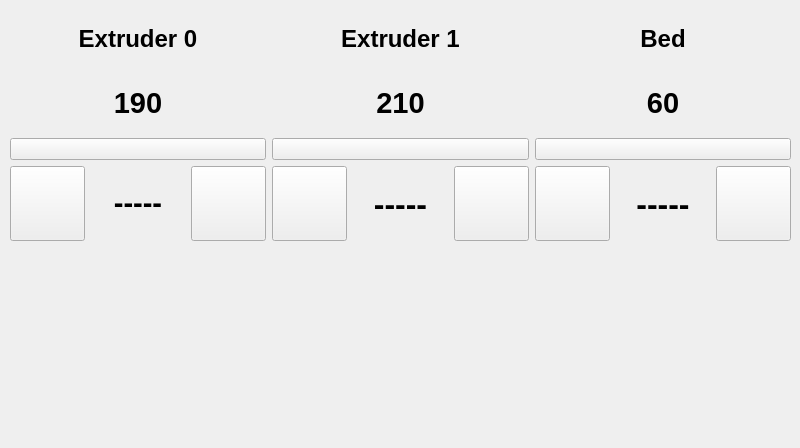
The window that ClientApp/qt/temperaturepage_qt.ui (re3Dprinting/touchscreen) describes before a commit, drawn with Qt 5.
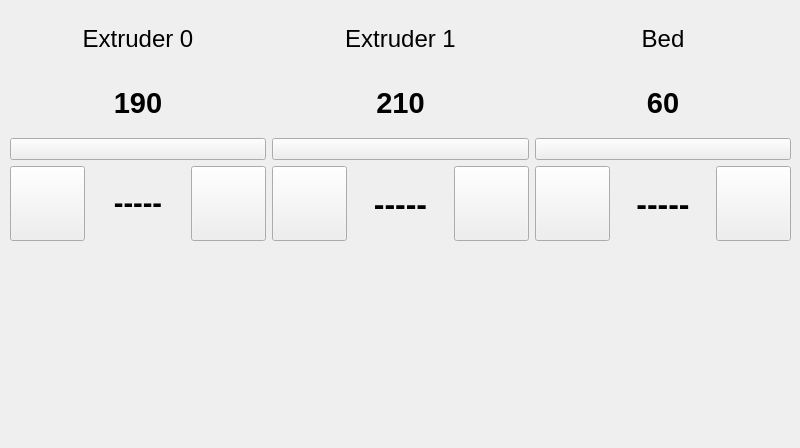
The same window after the commit. Icons and pictures are not drawn.

Commit message: Temperature page font tweaks.

```diff
--- a/ClientApp/qt/temperaturepage_qt.ui
+++ b/ClientApp/qt/temperaturepage_qt.ui
@@ -68,8 +68,16 @@
        <layout class="QVBoxLayout" name="verticalLayout_4">
         <item>
          <widget class="QLabel" name="e1label">
+          <property name="font">
+           <font>
+            <pointsize>18</pointsize>
+           </font>
+          </property>
           <property name="text">
-           <string>&lt;html&gt;&lt;head/&gt;&lt;body&gt;&lt;p align=&quot;center&quot;&gt;&lt;span style=&quot; font-size:18pt; font-weight:600;&quot;&gt;Extruder 0&lt;/span&gt;&lt;/p&gt;&lt;/body&gt;&lt;/html&gt;</string>
+           <string>Extruder 0</string>
+          </property>
+          <property name="alignment">
+           <set>Qt::AlignCenter</set>
           </property>
          </widget>
         </item>
@@ -113,8 +121,16 @@
        <layout class="QVBoxLayout" name="verticalLayout_3">
         <item>
          <widget class="QLabel" name="e2label">
+          <property name="font">
+           <font>
+            <pointsize>18</pointsize>
+           </font>
+          </property>
           <property name="text">
-           <string>&lt;html&gt;&lt;head/&gt;&lt;body&gt;&lt;p align=&quot;center&quot;&gt;&lt;span style=&quot; font-size:18pt; font-weight:600;&quot;&gt;Extruder 1&lt;/span&gt;&lt;/p&gt;&lt;/body&gt;&lt;/html&gt;</string>
+           <string>Extruder 1</string>
+          </property>
+          <property name="alignment">
+           <set>Qt::AlignCenter</set>
           </property>
          </widget>
         </item>
@@ -158,8 +174,16 @@
        <layout class="QVBoxLayout" name="verticalLayout_2">
         <item>
          <widget class="QLabel" name="bedlabel">
+          <property name="font">
+           <font>
+            <pointsize>18</pointsize>
+           </font>
+          </property>
           <property name="text">
-           <string>&lt;html&gt;&lt;head/&gt;&lt;body&gt;&lt;p align=&quot;center&quot;&gt;&lt;span style=&quot; font-size:18pt; font-weight:600;&quot;&gt;Bed&lt;/span&gt;&lt;/p&gt;&lt;/body&gt;&lt;/html&gt;</string>
+           <string>Bed</string>
+          </property>
+          <property name="alignment">
+           <set>Qt::AlignCenter</set>
           </property>
          </widget>
         </item>
```
Left out of the diff: 4 changed lines with no effect on the pictures.
